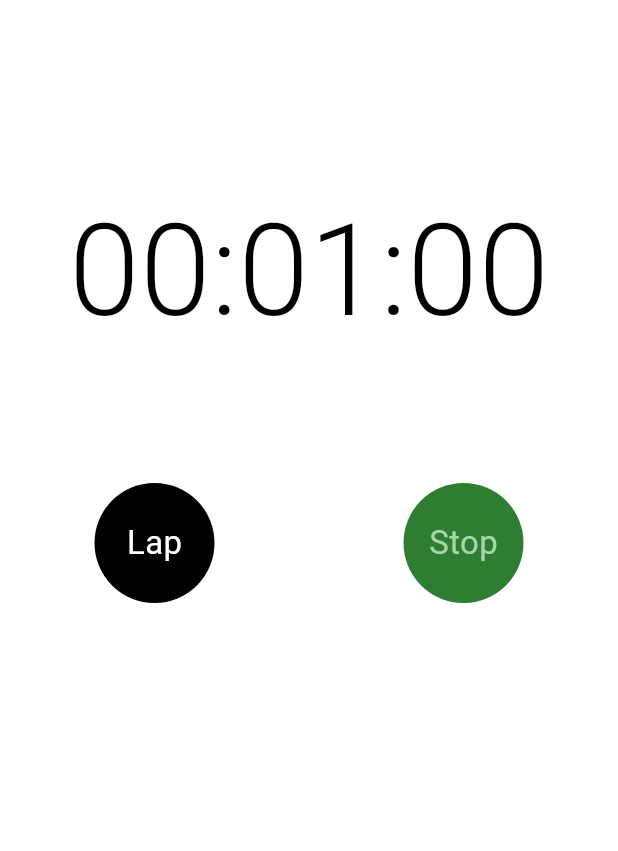
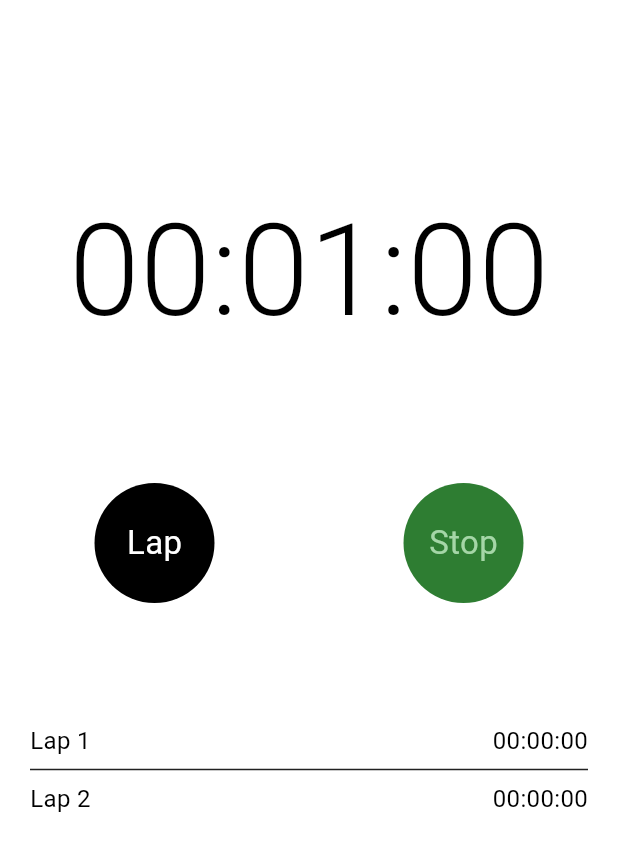
Before and after one commit to FazalHamzaKhan12/stopwatchapp, a Flutter app: the screen it shows after launch, on a phone screen of 412 x 824 dp. Shown: the top 851 px of the screen. Run offline on Flutter 3.47's test engine with Material 3 defaults, Android fonts, the phone set to English and light mode, and no system bars.

Commit message:
Full Complete Design
Now let work on Backend

```diff
--- a/lib/StopWatchScreen/stopwatchpage.dart
+++ b/lib/StopWatchScreen/stopwatchpage.dart
@@ -1,3 +1,4 @@
+
 import 'package:flutter/material.dart';
 
 class StopwatchPage extends StatefulWidget {
@@ -8,6 +9,7 @@ class StopwatchPage extends StatefulWidget {
 }
 
 class _StopwatchPageState extends State<StopwatchPage> {
+  List<String> laps = ["", ""];
   @override
   Widget build(BuildContext context) {
     return Scaffold(
@@ -33,7 +35,7 @@ class _StopwatchPageState extends State<StopwatchPage> {
                     children: [
                       InkWell(
                         borderRadius: BorderRadius.circular(100),
-                        onTap: (){},
+                        onTap: () {},
                         child: Container(
                           height: 80,
                           width: 80,
@@ -53,8 +55,8 @@ class _StopwatchPageState extends State<StopwatchPage> {
                         ),
                       ),
                       InkWell(
-                        borderRadius:    BorderRadius.circular(120),
-                        onTap: (){},
+                        borderRadius: BorderRadius.circular(120),
+                        onTap: () {},
                         child: Container(
                           height: 80,
                           width: 80,
@@ -76,8 +78,34 @@ class _StopwatchPageState extends State<StopwatchPage> {
                     ],
                   ),
                 ),
-              )
-            ],
+              ),
+          Padding(
+            padding: EdgeInsets.symmetric(horizontal: 20),
+            child: ListView.separated(
+              shrinkWrap: true,
+              itemBuilder: (BuildContext context, int index) {
+                return Row(
+                  mainAxisAlignment: MainAxisAlignment.spaceBetween, // Align content properly
+                  children: [
+                    Text(
+                      "Lap ${index + 1}",
+                      style: TextStyle(color: Colors.black, fontSize: 16),
+                    ),
+                    Text(
+                      "00:00:00",
+                      style: TextStyle(color: Colors.black, fontSize: 16),
+                    )
+                  ],
+                );
+              },
+              separatorBuilder: (BuildContext context, int index) {
+                return Divider(
+                  color: Colors.grey[900],
+                );
+              },
+              itemCount: laps.length, // Total items in the list
+            ),
+          )]
           ),
         ),
       ),
```
